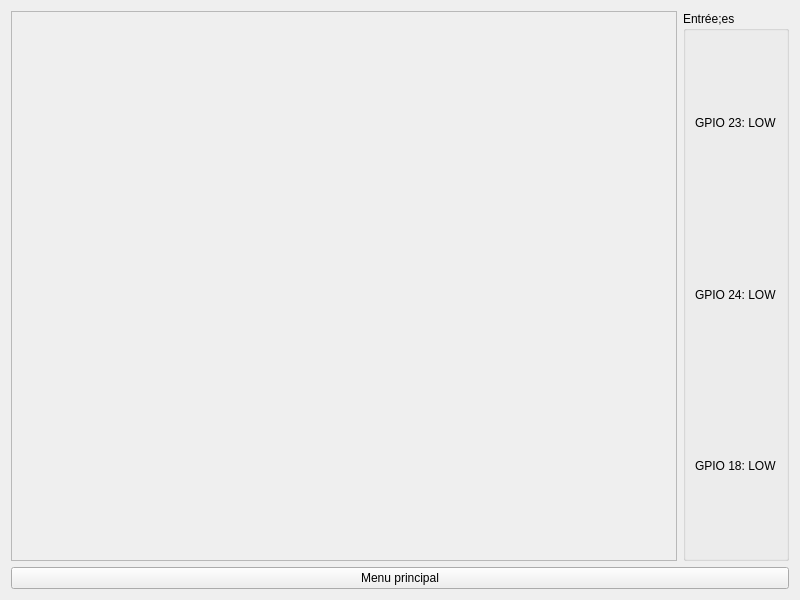
Eliasgnd/Eau-couper_by_AE, file TestGpio.ui: the form before one commit.
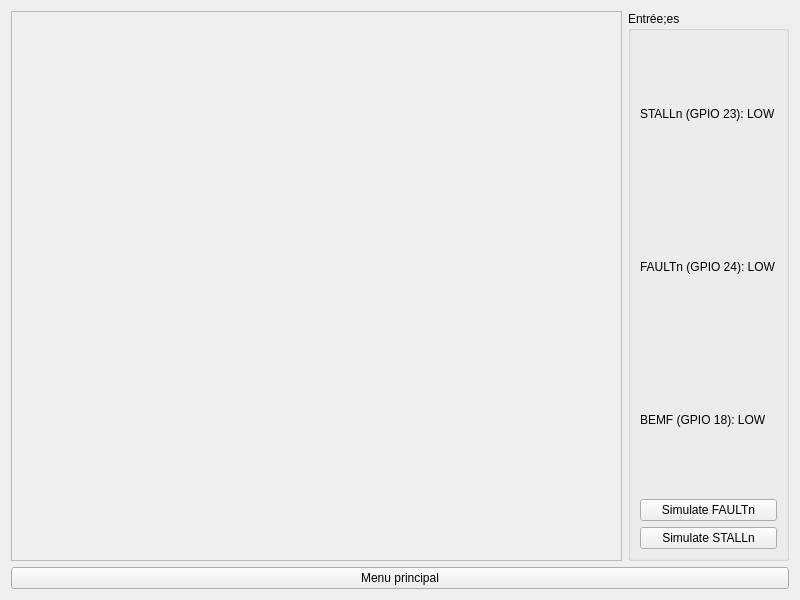
The form after the commit.

Commit message: Add FAULTn and STALLn simulation

Patch:
```diff
--- a/TestGpio.ui
+++ b/TestGpio.ui
@@ -40,21 +40,35 @@
         <item>
          <widget class="QLabel" name="labelPin23">
           <property name="text">
-           <string>GPIO 23: LOW</string>
+           <string>STALLn (GPIO 23): LOW</string>
           </property>
          </widget>
         </item>
         <item>
          <widget class="QLabel" name="labelPin24">
           <property name="text">
-           <string>GPIO 24: LOW</string>
+           <string>FAULTn (GPIO 24): LOW</string>
           </property>
          </widget>
         </item>
         <item>
          <widget class="QLabel" name="labelPin18">
           <property name="text">
-           <string>GPIO 18: LOW</string>
+           <string>BEMF (GPIO 18): LOW</string>
+          </property>
+         </widget>
+        </item>
+        <item>
+         <widget class="QPushButton" name="btnSimulateFault">
+          <property name="text">
+           <string>Simulate FAULTn</string>
+          </property>
+         </widget>
+        </item>
+        <item>
+         <widget class="QPushButton" name="btnSimulateStall">
+          <property name="text">
+           <string>Simulate STALLn</string>
           </property>
          </widget>
         </item>
```
The commit also changes 2 other files.
